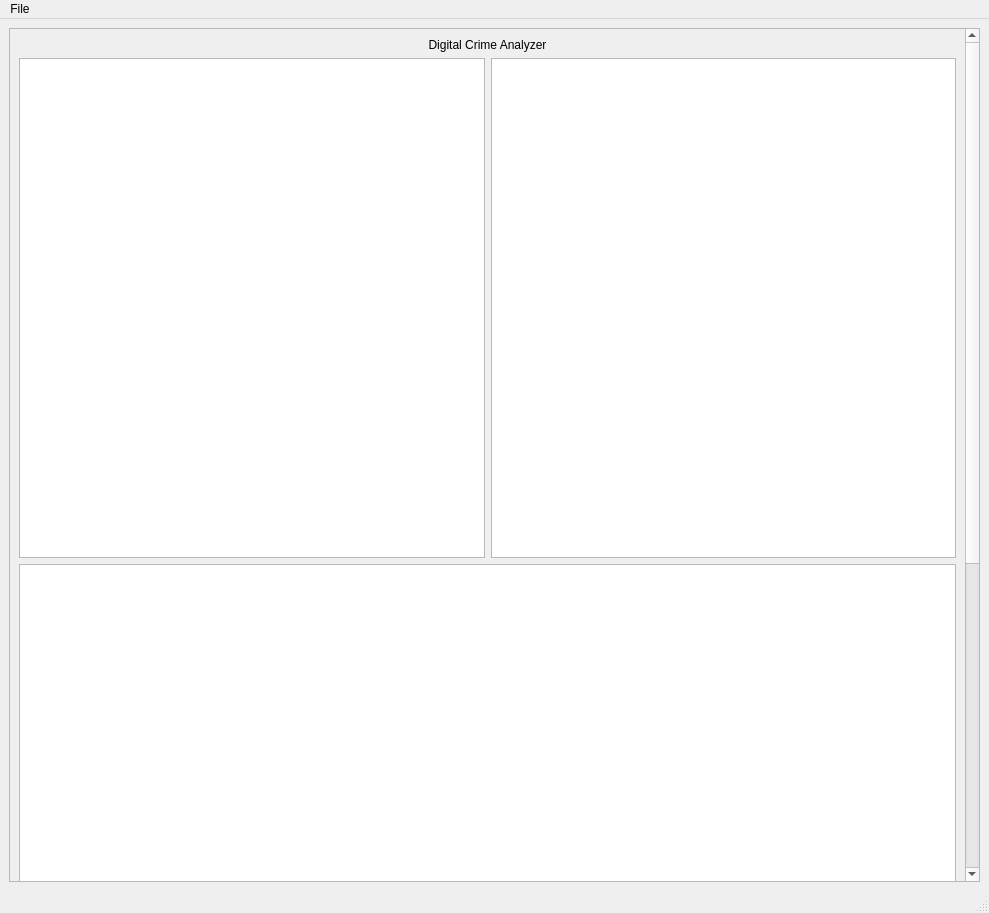
The window that client/gui/main.ui (bitxer/ICT1002-Py) describes before a commit, drawn with Qt 5.
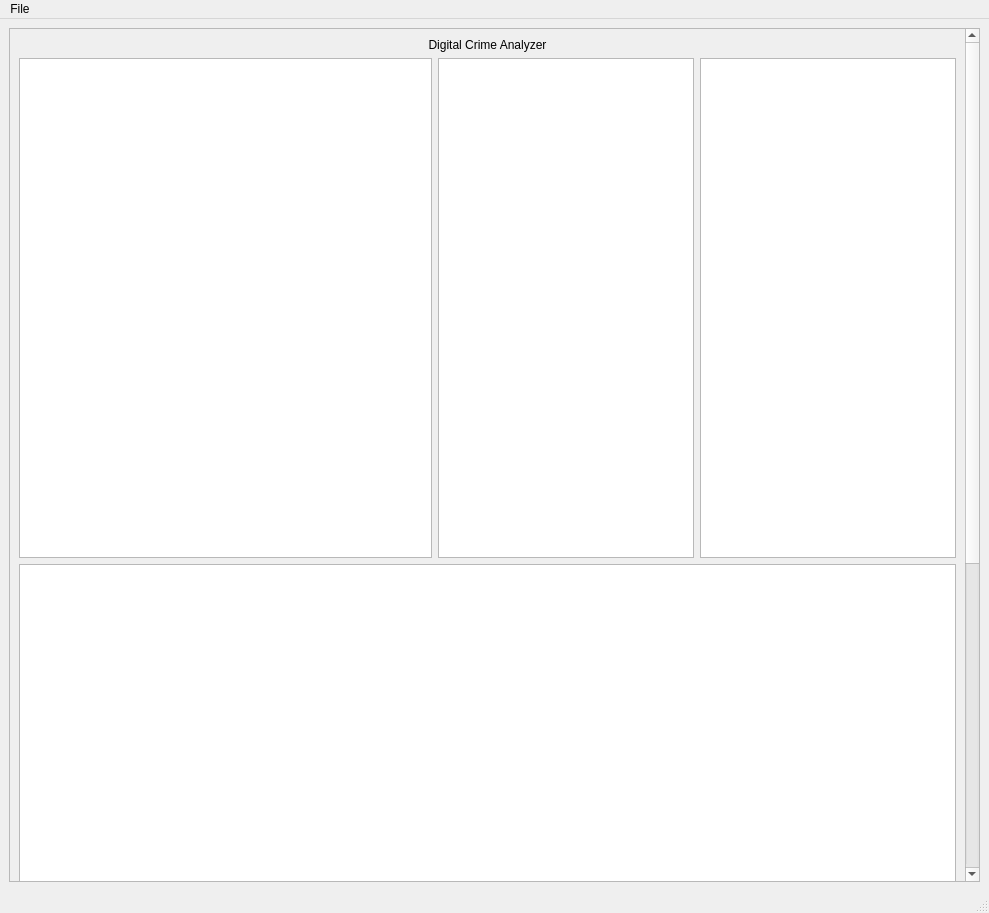
The same window after the commit. Custom widgets are drawn as their Qt base class.

```diff
--- a/client/gui/main.ui
+++ b/client/gui/main.ui
@@ -30,7 +30,7 @@
        <property name="geometry">
         <rect>
          <x>0</x>
-         <y>0</y>
+         <y>-501</y>
          <width>952</width>
          <height>1353</height>
         </rect>
@@ -80,23 +80,106 @@
               <height>500</height>
              </size>
             </property>
+            <property name="font">
+             <font>
+              <pointsize>12</pointsize>
+             </font>
+            </property>
+            <property name="renderHints">
+             <set>QPainter::Antialiasing|QPainter::TextAntialiasing</set>
+            </property>
            </widget>
           </item>
           <item>
-           <widget class="QChartView" name="chart2">
-            <property name="sizePolicy">
-             <sizepolicy hsizetype="Preferred" vsizetype="MinimumExpanding">
-              <horstretch>0</horstretch>
-              <verstretch>0</verstretch>
-             </sizepolicy>
-            </property>
-            <property name="minimumSize">
-             <size>
-              <width>0</width>
-              <height>500</height>
-             </size>
-            </property>
-           </widget>
+           <layout class="QHBoxLayout" name="horizontalLayout_2">
+            <item>
+             <widget class="QTableWidget" name="toplist">
+              <property name="sizePolicy">
+               <sizepolicy hsizetype="Preferred" vsizetype="Preferred">
+                <horstretch>0</horstretch>
+                <verstretch>0</verstretch>
+               </sizepolicy>
+              </property>
+              <property name="minimumSize">
+               <size>
+                <width>200</width>
+                <height>250</height>
+               </size>
+              </property>
+              <property name="font">
+               <font>
+                <pointsize>12</pointsize>
+               </font>
+              </property>
+              <attribute name="horizontalHeaderVisible">
+               <bool>false</bool>
+              </attribute>
+              <attribute name="horizontalHeaderMinimumSectionSize">
+               <number>100</number>
+              </attribute>
+              <attribute name="horizontalHeaderStretchLastSection">
+               <bool>true</bool>
+              </attribute>
+              <attribute name="verticalHeaderVisible">
+               <bool>false</bool>
+              </attribute>
+              <attribute name="verticalHeaderMinimumSectionSize">
+               <number>100</number>
+              </attribute>
+              <attribute name="verticalHeaderDefaultSectionSize">
+               <number>100</number>
+              </attribute>
+              <attribute name="verticalHeaderStretchLastSection">
+               <bool>true</bool>
+              </attribute>
+             </widget>
+            </item>
+            <item>
+             <widget class="QTableWidget" name="topports">
+              <property name="sizePolicy">
+               <sizepolicy hsizetype="Preferred" vsizetype="Preferred">
+                <horstretch>0</horstretch>
+                <verstretch>0</verstretch>
+               </sizepolicy>
+              </property>
+              <property name="minimumSize">
+               <size>
+                <width>150</width>
+                <height>250</height>
+               </size>
+              </property>
+              <property name="font">
+               <font>
+                <pointsize>12</pointsize>
+               </font>
+              </property>
+              <attribute name="horizontalHeaderMinimumSectionSize">
+               <number>100</number>
+              </attribute>
+              <attribute name="horizontalHeaderHighlightSections">
+               <bool>false</bool>
+              </attribute>
+              <attribute name="horizontalHeaderStretchLastSection">
+               <bool>true</bool>
+              </attribute>
+              <attribute name="verticalHeaderVisible">
+               <bool>false</bool>
+              </attribute>
+              <attribute name="verticalHeaderMinimumSectionSize">
+               <number>100</number>
+              </attribute>
+              <attribute name="verticalHeaderDefaultSectionSize">
+               <number>100</number>
+              </attribute>
+              <attribute name="verticalHeaderShowSortIndicator" stdset="0">
+               <bool>false</bool>
+              </attribute>
+              <attribute name="verticalHeaderStretchLastSection">
+               <bool>true</bool>
+              </attribute>
+             </widget>
+            </item>
+           </layout>
           </item>
          </layout>
         </item>
```
Left out of the diff: 13 changed lines with no effect on the pictures.
